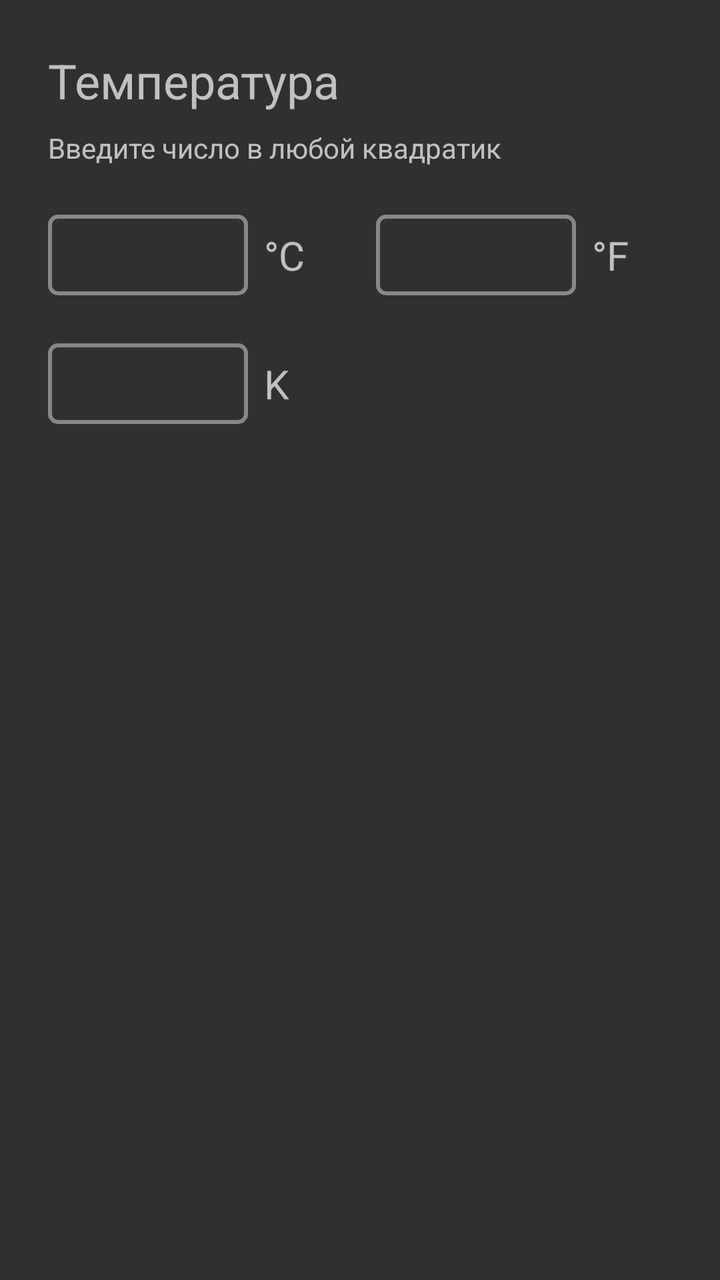
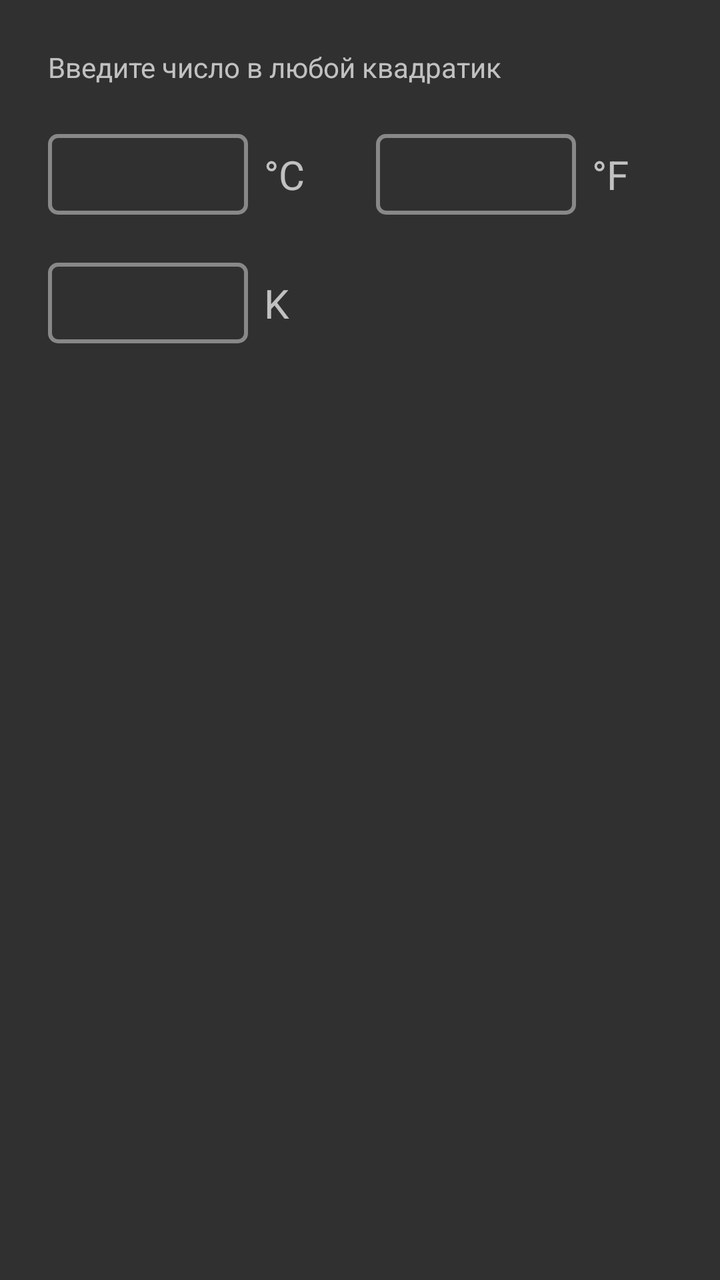

Before-and-after screenshots of an Android layout around one commit, followed by the original layout XML and the change that was made.
<!-- AndroidManifest.xml: application theme android:Theme.Material -->
<!-- res/layout/activity_temperature.xml -->
<?xml version="1.0" encoding="utf-8"?>
<LinearLayout xmlns:android="http://schemas.android.com/apk/res/android"
    android:layout_width="match_parent"
    android:layout_height="match_parent"
    android:orientation="vertical"
    android:padding="24dp">

    <TextView
        android:layout_width="wrap_content"
        android:layout_height="wrap_content"
        android:text="Температура"
        android:textSize="24sp" />

    <TextView
        android:layout_width="wrap_content"
        android:layout_height="wrap_content"
        android:layout_marginTop="8dp"
        android:text="Введите число в любой квадратик" />

    <LinearLayout
        android:layout_width="match_parent"
        android:layout_height="wrap_content"
        android:layout_marginTop="24dp"
        android:gravity="center_vertical"
        android:orientation="horizontal">

        <EditText
            android:id="@+id/editC"
            android:layout_width="0dp"
            android:layout_height="wrap_content"
            android:layout_weight="1"
            android:background="@drawable/box"
            android:inputType="numberDecimal|numberSigned" />

        <TextView
            android:layout_width="40dp"
            android:layout_height="wrap_content"
            android:layout_marginStart="8dp"
            android:text="°C"
            android:textSize="20sp" />

        <EditText
            android:id="@+id/editF"
            android:layout_width="0dp"
            android:layout_height="wrap_content"
            android:layout_weight="1"
            android:layout_marginStart="16dp"
            android:background="@drawable/box"
            android:inputType="numberDecimal|numberSigned" />

        <TextView
            android:layout_width="40dp"
            android:layout_height="wrap_content"
            android:layout_marginStart="8dp"
            android:text="°F"
            android:textSize="20sp" />

    </LinearLayout>

    <LinearLayout
        android:layout_width="match_parent"
        android:layout_height="wrap_content"
        android:layout_marginTop="24dp"
        android:gravity="center_vertical"
        android:orientation="horizontal">

        <EditText
            android:id="@+id/editK"
            android:layout_width="0dp"
            android:layout_height="wrap_content"
            android:layout_weight="1"
            android:background="@drawable/box"
            android:inputType="numberDecimal|numberSigned" />

        <TextView
            android:layout_width="40dp"
            android:layout_height="wrap_content"
            android:layout_marginStart="8dp"
            android:text="K"
            android:textSize="20sp" />

        <View
            android:layout_width="0dp"
            android:layout_height="0dp"
            android:layout_weight="1"
            android:layout_marginStart="64dp" />

    </LinearLayout>

</LinearLayout>
<!-- resources referenced by this layout -->
<resources>
  <!-- drawable box (drawable) -->
  <?xml version="1.0" encoding="utf-8"?>
  <shape xmlns:android="http://schemas.android.com/apk/res/android"
      android:shape="rectangle">
      <stroke android:width="2dp" android:color="#888888" />
      <corners android:radius="4dp" />
      <padding android:left="8dp" android:top="8dp" android:right="8dp" android:bottom="8dp" />
  </shape>
</resources>

<!-- the commit's change to res/layout/activity_temperature.xml (unified diff, before → after) -->
@@ -8,13 +8,6 @@
     <TextView
         android:layout_width="wrap_content"
         android:layout_height="wrap_content"
-        android:text="Температура"
-        android:textSize="24sp" />
-
-    <TextView
-        android:layout_width="wrap_content"
-        android:layout_height="wrap_content"
-        android:layout_marginTop="8dp"
         android:text="Введите число в любой квадратик" />
 
     <LinearLayout
